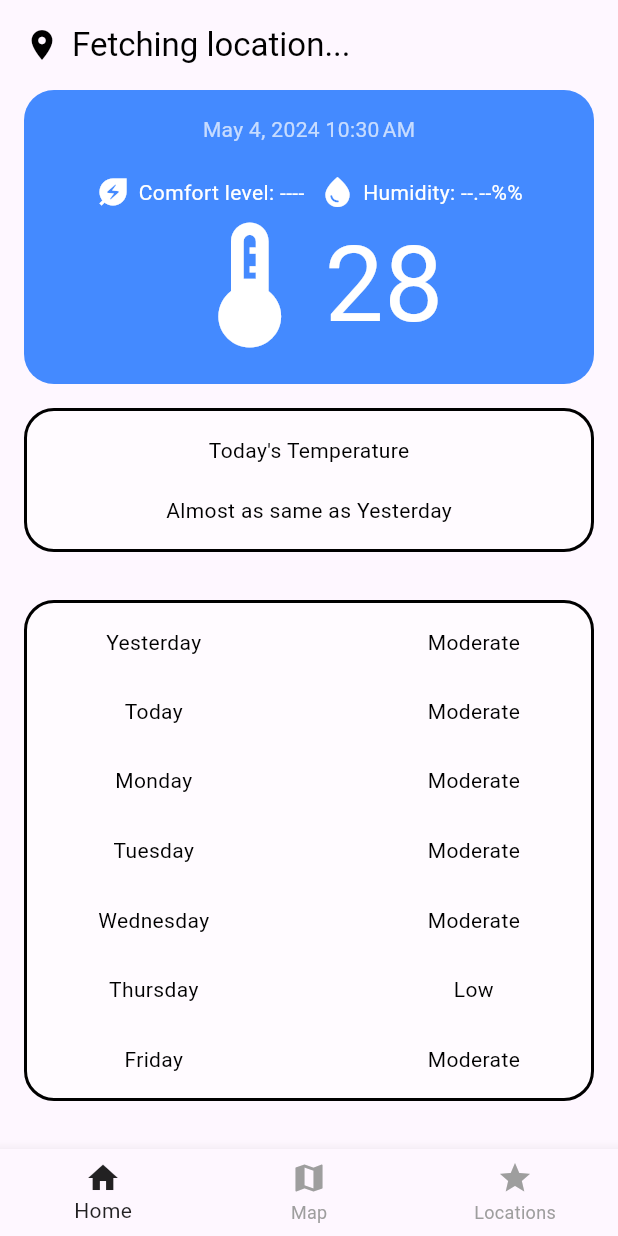
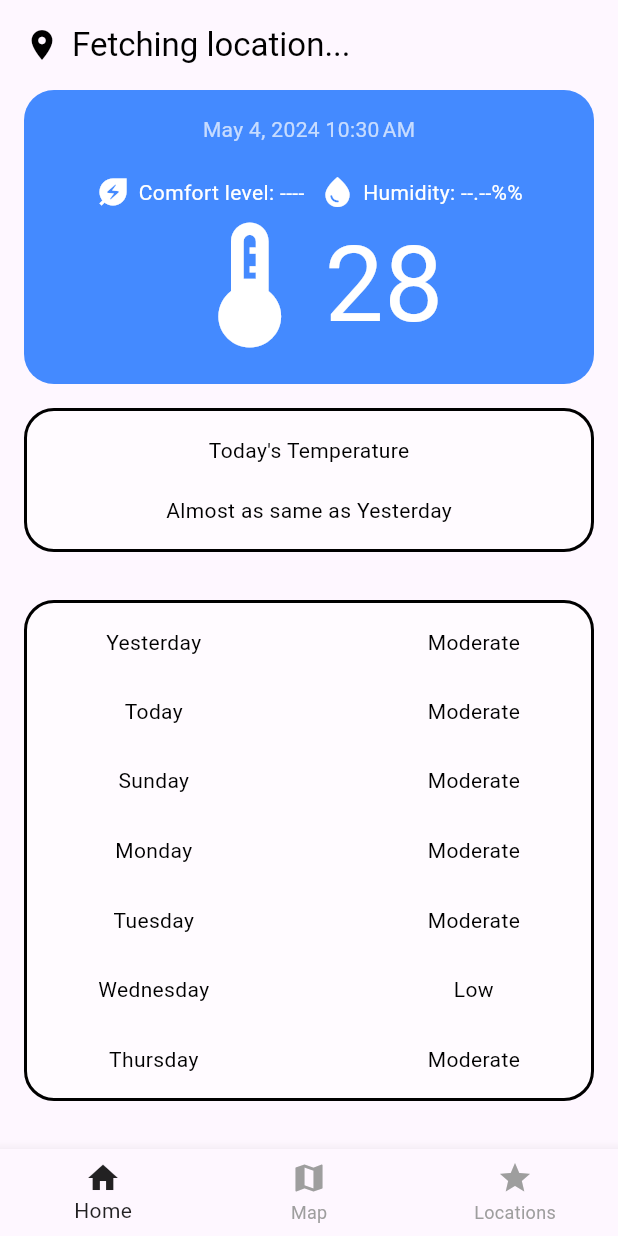
Before and after one commit to Prudhvi-Nath-Reddy/Weather-app, a Flutter app: the screen it shows after launch, on a phone screen of 412 x 824 dp. Run offline on Flutter 3.47's test engine with Material 3 defaults, Android fonts, the phone set to English and light mode, and no system bars; our stand-ins replace geocoding, geolocator, webview_flutter; missing offline and left inert: google_place, mongo_dart.

Commit message:
Updated Week variable

```diff
--- a/lib/homepage.dart
+++ b/lib/homepage.dart
@@ -279,8 +279,9 @@ class _CurrentWeatherSectionState extends State<CurrentWeatherSection> {
     int hours = now.hour;
     // int minutes = now.minute;
 
-
+    int wname = now.weekday ;
     // Printing each component to check
+    print("Weekday: $wname" ) ;
     print("Year: $year");
     print("Month: $month");
     print("Day: $day");
@@ -413,6 +414,9 @@ class WeeklyForecastList extends StatelessWidget {
   @override
   Widget build(BuildContext context) {
     // This would be where your list of weekly forecasts goes
+    DateTime now = DateTime.now();
+    int weekday = now.weekday ;
+    List<String> weeknames = ["Sunday", "Monday", "Tuesday", "Wednesday", "Thursday", "Friday", "Saturday"];
     return Container(
       margin: const EdgeInsets.only(left: 16.0, right: 16.0,top: 16.0,bottom: 32),
       padding: const EdgeInsets.all(16.0),
@@ -431,7 +435,7 @@ class WeeklyForecastList extends StatelessWidget {
         ),
 
       ),
-      child: const Row(
+      child:  Row(
         mainAxisAlignment: MainAxisAlignment.spaceAround,
         children: [
 
@@ -442,11 +446,12 @@ class WeeklyForecastList extends StatelessWidget {
                 "Yesterday",
               ),
               Text("Today"),
-              Text("Monday"),
-              Text("Tuesday"),
-              Text("Wednesday"),
-              Text("Thursday"),
-              Text("Friday"),
+
+              Text(weeknames[((weekday%7)+1)%7]),
+              Text(weeknames[((weekday%7)+2)%7]),
+              Text(weeknames[((weekday%7)+3)%7]),
+              Text(weeknames[((weekday%7)+4)%7]),
+              Text(weeknames[((weekday%7)+5)%7]),
 
             ],
           ),
```
